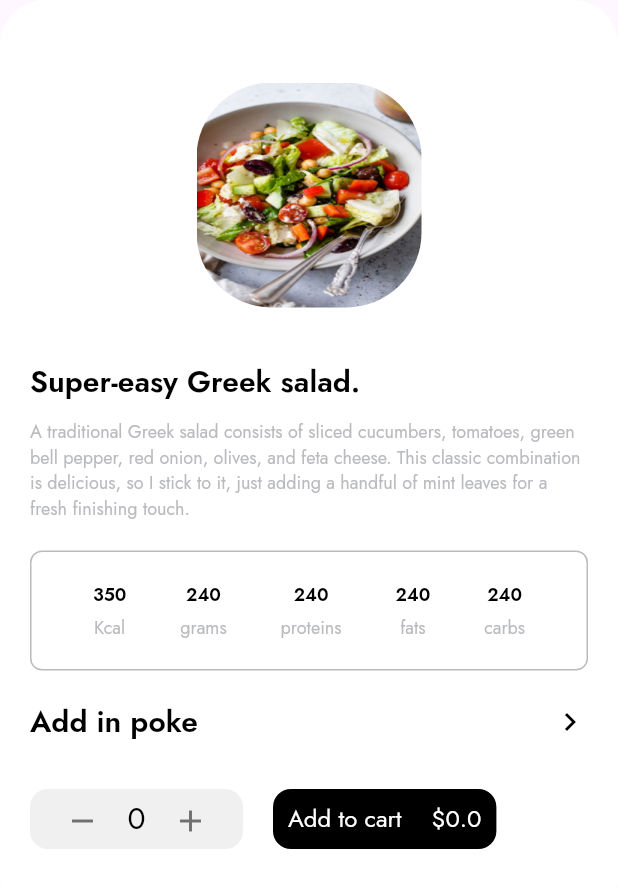
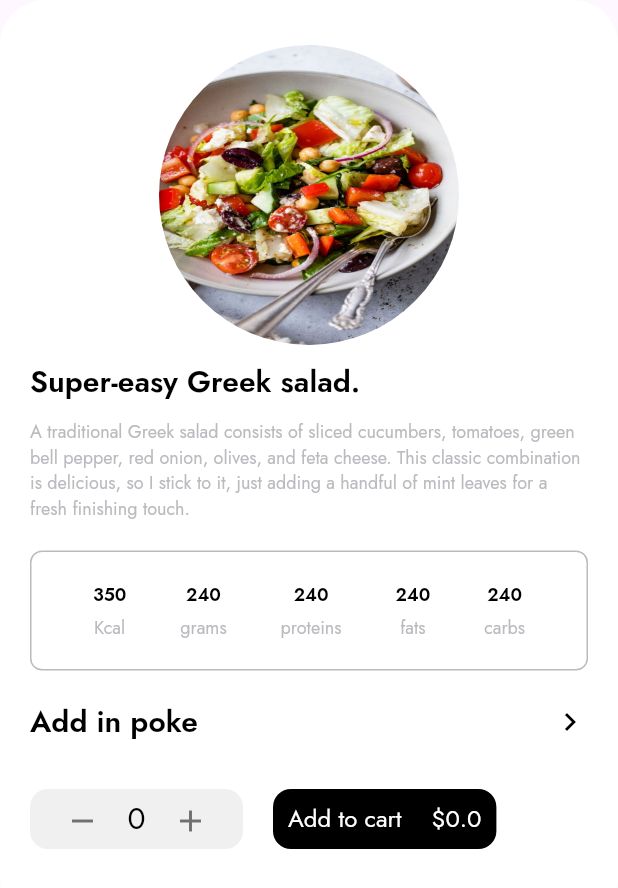
Before and after one commit to manepallypraveen/food_delivery_new, a Flutter app: the FoodDetailsBottomSheet widget shown alone on an empty page, opened directly with sample values from the repository, on a phone screen of 412 x 824 dp. Shown: the top 888 px of the screen. Run offline on Flutter 3.47's test engine with Material 3 defaults, Android fonts, the phone set to English and light mode, and no system bars; our stand-ins replace flutter_screenutil, flutter_svg, fluttertoast, google_fonts, hooks_riverpod, shared_preferences and 1 more; accounts and stored records are empty.

Commit message:
ui changes

```diff
--- a/lib/ui/dashboard_view.dart
+++ b/lib/ui/dashboard_view.dart
@@ -340,7 +340,7 @@ class _DashboardViewState extends ConsumerState<DashboardView> {
                     mainAxisAlignment: MainAxisAlignment.center,
                     children: [
                       SizedBox(
-                        height: selectedIndex == index ? 120 : 80,
+                        height: selectedIndex == index ? 140 : 100,
                         child: Image.asset(category.image),
                       ),
                       heightSizedBox(16),
--- a/lib/ui/food_details_bottomSheet.dart
+++ b/lib/ui/food_details_bottomSheet.dart
@@ -62,14 +62,14 @@ class _FoodDetailsBottomSheetState
                   mainAxisAlignment: MainAxisAlignment.center,
                   children: [
                     CircleAvatar(
-                      backgroundColor: ThemeColor.white,
+                      backgroundColor: Colors.transparent, // Transparent background
                       radius: 100.0,
                       child: ClipRRect(
-                        borderRadius: BorderRadius.circular(50.0),
+                        borderRadius: BorderRadius.circular(100.0),
                         child: Image.asset(
                           widget.list.image,
-                          height: 150,
-                          width: 150,
+                          height: 240,
+                          width: 240,
                           fit: BoxFit.fill,
                         ),
                       ),
--- a/lib/ui/horizontal_container_list.dart
+++ b/lib/ui/horizontal_container_list.dart
@@ -107,7 +107,7 @@ class _HorizontalContainerListState extends State<HorizontalContainerList> {
             mainAxisSize: MainAxisSize.min,
             children: [
               SizedBox(
-                height: parentHeight! * 0.4,
+                height: parentHeight! * 0.35,
                 child: ListView.builder(
                   scrollDirection: Axis.horizontal,
                   itemCount: widget.itemCount,
@@ -124,9 +124,9 @@ class _HorizontalContainerListState extends State<HorizontalContainerList> {
                             Container(
                               width: parentWidth * widget.cardWidthRatio,
                               height: _selectedIndex == index
-                                  ? 0.35 *  // TODO Praveen from selectedCardHeightRatio to
+                                  ? 0.3 *  // TODO Praveen from selectedCardHeightRatio to
                                       parentHeight!
-                                  : 0.35  *   // TODO Praveen from unSelectedCardHeightRatio to
+                                  : 0.3  *   // TODO Praveen from unSelectedCardHeightRatio to
                                       parentHeight!,
                               // decoration: BoxDecoration(
                               //   boxShadow: [
```
